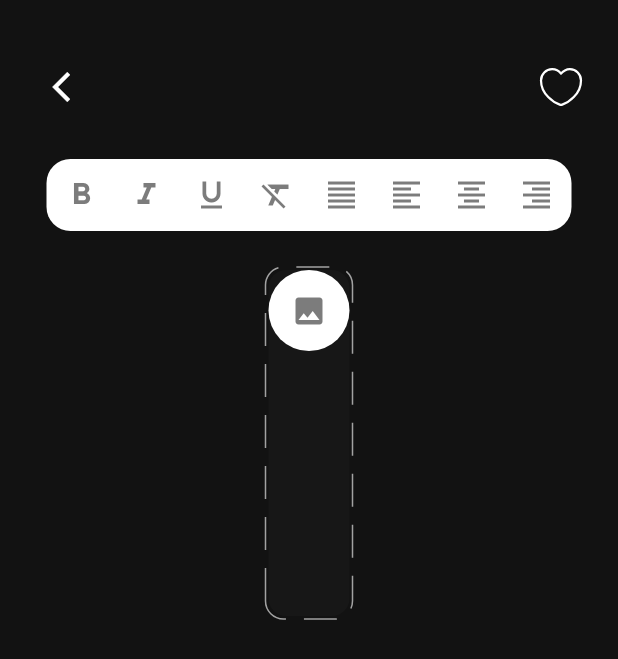
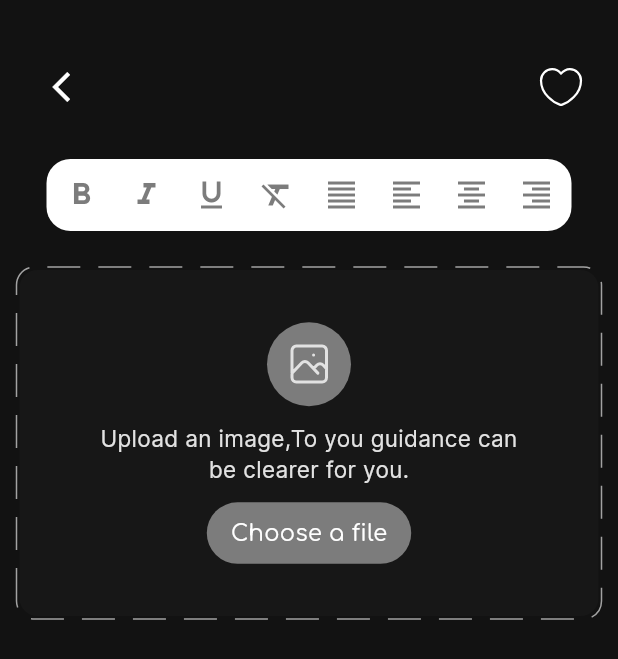
Before and after one commit to As-tra/memo_mate, a Flutter app: the AddNoteView screen opened by its route, on a phone screen of 412 x 824 dp. Shown: the top 659 px of the screen. Run offline on Flutter 3.47's test engine with Material 3 defaults, Android fonts, the phone set to English and light mode, and no system bars; drawn by our look-alikes of dotted_border; our stand-ins replace dartz, flutter_bloc, flutter_svg, get_it, go_router, hive and 1 more; accounts and stored records are empty.

Commit message:
finish the image placeholder ui

```diff
--- a/lib/core/theme/theme.dart
+++ b/lib/core/theme/theme.dart
@@ -10,5 +10,6 @@ ThemeData darkMode = ThemeData(
     background: Color(0xFF1E1E1E),
     primary: Color(0xFFFFFFFF),
     onPrimary: Color(0xFF7C7C7C),
+    secondary: Color(0xFFE2E2E2),
   ),
 );
--- a/lib/features/addNote/presentation/views/widgets/add_note_view_body.dart
+++ b/lib/features/addNote/presentation/views/widgets/add_note_view_body.dart
@@ -1,7 +1,7 @@
-import 'package:dotted_border/dotted_border.dart';
 import 'package:flutter/material.dart';
 import 'package:memo_mate/features/addNote/presentation/views/widgets/add_note_app_bar.dart';
 import 'package:memo_mate/features/addNote/presentation/views/widgets/custom_tool_bar.dart';
+import 'package:memo_mate/features/addNote/presentation/views/widgets/image_placeholder.dart';
 
 class AddNoteViewBody extends StatelessWidget {
   const AddNoteViewBody({super.key});
@@ -30,32 +30,3 @@ class AddNoteViewBody extends StatelessWidget {
     );
   }
 }
-
-class ImagePlaceholder extends StatelessWidget {
-  const ImagePlaceholder({super.key});
-
-  @override
-  Widget build(BuildContext context) {
-    return DottedBorder(
-      borderType: BorderType.RRect,
-      color: Theme.of(context).colorScheme.primary.withAlpha(155),
-      radius: const Radius.circular(12),
-      dashPattern: const [22, 12],
-      child: Container(
-        height: MediaQuery.of(context).size.height * .28,
-        decoration: BoxDecoration(
-          borderRadius: BorderRadius.circular(12),
-          color: Theme.of(context).colorScheme.background.withOpacity(0.4),
-        ),
-        child: const Column(
-          children: [
-            CircleAvatar(
-              radius: 27,
-              child: Icon(Icons.image),
-            )
-          ],
-        ),
-      ),
-    );
-  }
-}
--- /dev/null
+++ b/lib/features/addNote/presentation/views/widgets/custom_button.dart
@@ -0,0 +1,29 @@
+import 'package:flutter/material.dart';
+import 'package:memo_mate/core/constants.dart';
+import 'package:memo_mate/core/utils/styles.dart';
+
+class CustomBotton extends StatelessWidget {
+  const CustomBotton({super.key});
+
+  @override
+  Widget build(BuildContext context) {
+    return GestureDetector(
+      child: Container(
+        padding: const EdgeInsets.symmetric(
+          horizontal: 16,
+          vertical: 10,
+        ),
+        decoration: BoxDecoration(
+          color: Theme.of(context).colorScheme.onPrimary,
+          borderRadius: BorderRadius.circular(30),
+        ),
+        child: Text(
+          'Choose a file',
+          style: Styles.textStyle14.copyWith(
+            fontFamily: kComfortaa,
+          ),
+        ),
+      ),
+    );
+  }
+}
--- /dev/null
+++ b/lib/features/addNote/presentation/views/widgets/image_placeholder.dart
@@ -0,0 +1,55 @@
+import 'package:dotted_border/dotted_border.dart';
+import 'package:flutter/material.dart';
+import 'package:flutter_svg/svg.dart';
+import 'package:memo_mate/core/utils/styles.dart';
+import 'package:memo_mate/features/addNote/presentation/views/widgets/custom_button.dart';
+
+class ImagePlaceholder extends StatelessWidget {
+  const ImagePlaceholder({super.key});
+
+  @override
+  Widget build(BuildContext context) {
+    return DottedBorder(
+      borderType: BorderType.RRect,
+      color: Theme.of(context).colorScheme.primary.withAlpha(155),
+      radius: const Radius.circular(12),
+      dashPattern: const [22, 12],
+      child: Container(
+        height: MediaQuery.of(context).size.height * .28,
+        decoration: BoxDecoration(
+          borderRadius: BorderRadius.circular(12),
+          color: Theme.of(context).colorScheme.background.withOpacity(0.4),
+        ),
+        child: Column(
+          mainAxisAlignment: MainAxisAlignment.center,
+          children: [
+            CircleAvatar(
+              radius: 28,
+              backgroundColor: Theme.of(context).colorScheme.onPrimary,
+              child: SvgPicture.asset('assets/icons/image_placeholder.svg'),
+            ),
+            Row(
+              mainAxisAlignment: MainAxisAlignment.center,
+              children: [
+                SizedBox(
+                  width: MediaQuery.of(context).size.width * .7,
+                  child: Padding(
+                    padding: const EdgeInsets.symmetric(vertical: 11.0),
+                    child: Text(
+                      'Upload an image,To you guidance can be clearer for you.',
+                      textAlign: TextAlign.center,
+                      style: Styles.textStyle14.copyWith(
+                        color: Theme.of(context).colorScheme.secondary,
+                      ),
+                    ),
+                  ),
+                ),
+              ],
+            ),
+            const CustomBotton(),
+          ],
+        ),
+      ),
+    );
+  }
+}
```
Also changed, not shown: assets/icons/image_placeholder.svg (added).
